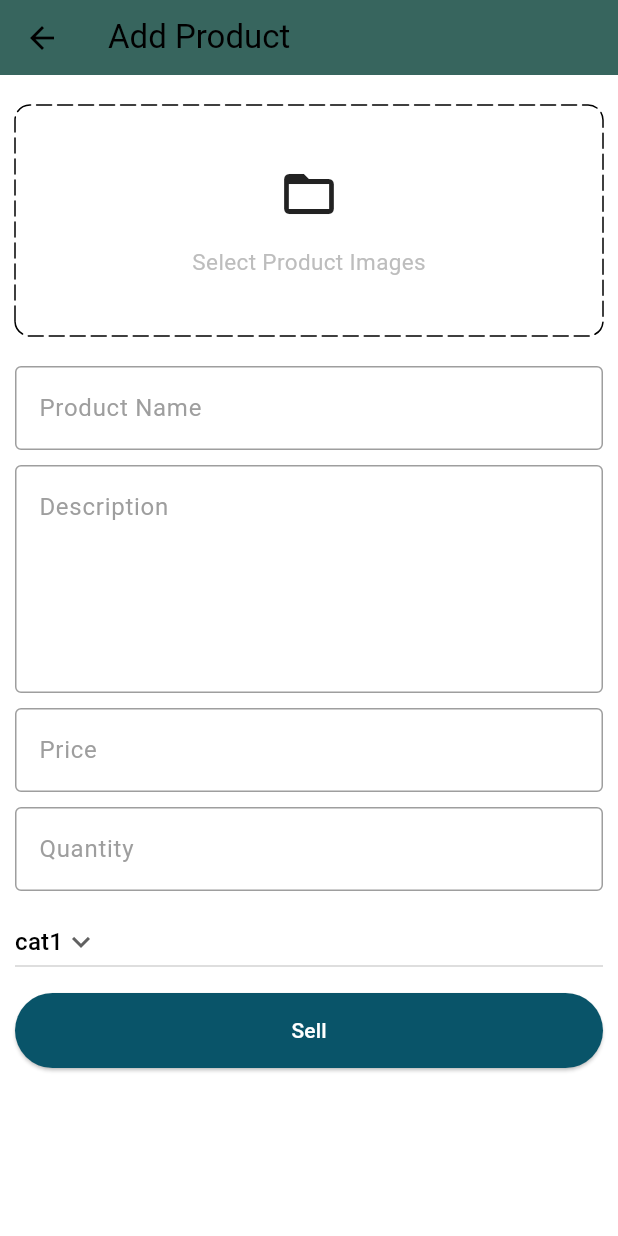
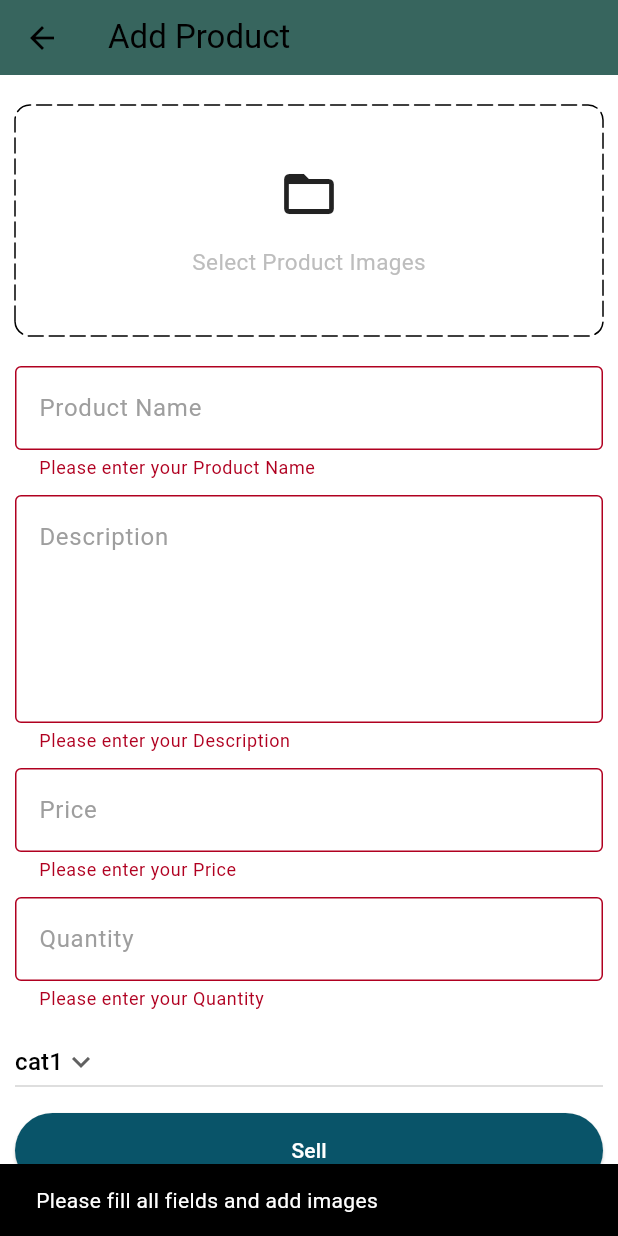
Before and after one commit to erlahoxha1/nukdi4, a Flutter app: the AddProductScreen screen opened by its route, after a tap on "Sell", on a phone screen of 412 x 824 dp. Run offline on Flutter 3.47's test engine with Material 3 defaults, Android fonts, the phone set to English and light mode, and no system bars; drawn by our look-alikes of dotted_border; our stand-ins replace badges, carousel_slider, file_picker, fl_chart, flutter_rating_bar, shared_preferences; missing offline and left inert: cloudinary_public, pay; accounts and stored records are empty.

```diff
--- a/lib/common/widgets/orders.dart
+++ b/lib/common/widgets/orders.dart
@@ -1,10 +1,11 @@
 import 'package:nukdi4/common/widgets/loader.dart';
 import 'package:nukdi4/constants/global_variables.dart';
 import 'package:nukdi4/features/account/services/account_services.dart';
-import 'package:nukdi4/features/account/widgets/single_product.dart';
+import 'package:nukdi4/common/widgets/single_product.dart';
 import 'package:nukdi4/features/order_details/screens/order_details.dart';
 import 'package:nukdi4/models/order.dart';
 import 'package:flutter/material.dart';
+
 
 class Orders extends StatefulWidget {
   const Orders({Key? key}) : super(key: key);
--- a/lib/constants/global_variables.dart
+++ b/lib/constants/global_variables.dart
@@ -1,6 +1,6 @@
 import 'package:flutter/material.dart';
 
-String uri = 'http://192.168.1.49:3000';
+String uri = 'http://172.20.10.3:3000';
 
 class GlobalVariables {
   // COLORS
--- a/lib/features/account/screens/account_screen.dart
+++ b/lib/features/account/screens/account_screen.dart
@@ -2,7 +2,7 @@ import 'package:flutter/material.dart';
 import 'package:nukdi4/common/widgets/orders.dart';
 import 'package:nukdi4/constants/global_variables.dart';
 import 'package:nukdi4/features/account/widgets/below_app_bar.dart';
-import 'package:nukdi4/features/account/widgets/top_bottoms.dart';
+import 'package:nukdi4/features/account/widgets/top_buttons.dart';
 
 class AccountScreen extends StatelessWidget {
   const AccountScreen({Key? key}) : super(key: key);
--- a/lib/features/account/services/account_services.dart
+++ b/lib/features/account/services/account_services.dart
@@ -4,7 +4,7 @@ import 'package:nukdi4/constants/global_variables.dart';
 import 'package:nukdi4/constants/utils.dart';
 import 'package:nukdi4/features/auth/screens/auth_screen.dart';
 import 'package:nukdi4/models/order.dart';
-import 'package:nukdi4/providers/user_provider.dart';
+import 'package:nukdi4/provider/user_provider.dart';
 import 'package:flutter/material.dart';
 import 'package:provider/provider.dart';
 import 'package:http/http.dart' as http;
--- a/lib/features/admin/screens/add_product_screen.dart
+++ b/lib/features/admin/screens/add_product_screen.dart
@@ -21,9 +21,9 @@ class _AddProductScreenState extends State<AddProductScreen> {
   final TextEditingController productNameController = TextEditingController();
   final TextEditingController descriptionController = TextEditingController();
   final TextEditingController priceController = TextEditingController();
-  final TextEditingController quanityController = TextEditingController();
+  final TextEditingController quantityController =
+      TextEditingController(); // ✅ fixed spelling
   final AdminServices adminServices = AdminServices();
-
 
   String category = 'cat1';
   List<File> images = [];
@@ -32,32 +32,31 @@ class _AddProductScreenState extends State<AddProductScreen> {
 
   @override
   void dispose() {
-    super.dispose();
     productNameController.dispose();
     descriptionController.dispose();
     priceController.dispose();
-    quanityController.dispose();
+    quantityController.dispose(); // ✅ fixed spelling
+    super.dispose();
   }
 
-  // ktu kategorit e gjerave qe shesim kujdes te global
   List<String> productCategories = ['cat1', 'cat2', 'cat3', 'cat4'];
-/*
+
   void sellProduct() {
-
-    if (_addProductFormKey.currentState!.validate() || images.isNotEmpty) {
+    if (_addProductFormKey.currentState!.validate() && images.isNotEmpty) {
       adminServices.sellProduct(
         context: context,
         name: productNameController.text,
         description: descriptionController.text,
         price: double.parse(priceController.text),
-        quantity: int.parse(quanityController.text),
+        quantity: double.parse(quantityController.text), // ✅ no more error
         category: category,
         images: images,
       );
+    } else {
+      showSnackBar(context, 'Please fill all fields and add images');
     }
+  }
 
-  }
-*/
   void selectImages() async {
     var res = await pickImages();
     setState(() {
@@ -153,7 +152,7 @@ class _AddProductScreenState extends State<AddProductScreen> {
                 CustomTextField(controller: priceController, hintText: 'Price'),
                 const SizedBox(height: 10),
                 CustomTextField(
-                  controller: quanityController,
+                  controller: quantityController,
                   hintText: 'Quantity ',
                 ),
                 const SizedBox(height: 10),
@@ -177,7 +176,10 @@ class _AddProductScreenState extends State<AddProductScreen> {
                   ),
                 ),
                 const SizedBox(height: 10),
-                CustomButton(text: 'Sell', onTap: (){}),
+                CustomButton(
+                  text: 'Sell',
+                  onTap: sellProduct, // ✅ works now
+                ),
               ],
             ),
           ),
--- a/lib/features/admin/screens/orders_screen.dart
+++ b/lib/features/admin/screens/orders_screen.dart
@@ -1,5 +1,5 @@
 import 'package:nukdi4/common/widgets/loader.dart';
-import 'package:nukdi4/features/account/widgets/single_product.dart';
+import 'package:nukdi4/common/widgets/single_product.dart';
 import 'package:nukdi4/features/admin/services/admin_services.dart';
 import 'package:nukdi4/features/order_details/screens/order_details.dart';
 import 'package:nukdi4/models/order.dart';
--- a/lib/router.dart
+++ b/lib/router.dart
@@ -1,6 +1,8 @@
+import 'package:flutter/material.dart';
 import 'package:nukdi4/common/widgets/bottom_bar.dart';
 import 'package:nukdi4/features/address/screens/address_screen.dart';
 import 'package:nukdi4/features/admin/screens/add_product_screen.dart';
+import 'package:nukdi4/features/admin/screens/admin_screen.dart'; // ✅ Added
 import 'package:nukdi4/features/auth/screens/auth_screen.dart';
 import 'package:nukdi4/features/home/screens/category_deals_screen.dart';
 import 'package:nukdi4/features/home/screens/home_screen.dart';
@@ -9,7 +11,6 @@ import 'package:nukdi4/features/product_details/screens/product_details_screen.d
 import 'package:nukdi4/features/search/screens/search_screen.dart';
 import 'package:nukdi4/models/order.dart';
 import 'package:nukdi4/models/product.dart';
-import 'package:flutter/material.dart';
 
 Route<dynamic> generateRoute(RouteSettings routeSettings) {
   switch (routeSettings.name) {
@@ -19,16 +20,24 @@ Route<dynamic> generateRoute(RouteSettings routeSettings) {
         builder: (_) => const AuthScreen(),
       );
 
+    case AdminScreen.routeName: // ✅ This is the route you were missing
+      return MaterialPageRoute(
+        settings: routeSettings,
+        builder: (_) => const AdminScreen(),
+      );
+
     case HomeScreen.routeName:
       return MaterialPageRoute(
         settings: routeSettings,
         builder: (_) => const HomeScreen(),
       );
+
     case BottomBar.routeName:
       return MaterialPageRoute(
         settings: routeSettings,
         builder: (_) => const BottomBar(),
       );
+
     case AddProductScreen.routeName:
       return MaterialPageRoute(
         settings: routeSettings,
@@ -39,50 +48,44 @@ Route<dynamic> generateRoute(RouteSettings routeSettings) {
       var category = routeSettings.arguments as String;
       return MaterialPageRoute(
         settings: routeSettings,
-        builder: (_) => CategoryDealsScreen(
-          category: category,
-        ),
+        builder: (_) => CategoryDealsScreen(category: category),
       );
+
     case SearchScreen.routeName:
       var searchQuery = routeSettings.arguments as String;
       return MaterialPageRoute(
         settings: routeSettings,
-        builder: (_) => SearchScreen(
-          searchQuery: searchQuery,
-        ),
+        builder: (_) => SearchScreen(searchQuery: searchQuery),
       );
+
     case ProductDetailScreen.routeName:
       var product = routeSettings.arguments as Product;
       return MaterialPageRoute(
         settings: routeSettings,
-        builder: (_) => ProductDetailScreen(
-          product: product,
-        ),
+        builder: (_) => ProductDetailScreen(product: product),
       );
+
     case AddressScreen.routeName:
       var totalAmount = routeSettings.arguments as String;
       return MaterialPageRoute(
         settings: routeSettings,
-        builder: (_) => AddressScreen(
-          totalAmount: totalAmount,
-        ),
+        builder: (_) => AddressScreen(totalAmount: totalAmount),
       );
+
     case OrderDetailScreen.routeName:
       var order = routeSettings.arguments as Order;
       return MaterialPageRoute(
         settings: routeSettings,
-        builder: (_) => OrderDetailScreen(
-          order: order,
-        ),
+        builder: (_) => OrderDetailScreen(order: order),
       );
+
     default:
       return MaterialPageRoute(
         settings: routeSettings,
-        builder: (_) => const Scaffold(
-          body: Center(
-            child: Text('Screen does not exist!'),
-          ),
-        ),
+        builder:
+            (_) => const Scaffold(
+              body: Center(child: Text('Screen does not exist!')),
+            ),
       );
   }
 }
--- a/pubspec.yaml
+++ b/pubspec.yaml
@@ -45,6 +45,8 @@ dependencies:
   flutter_rating_bar: ^4.0.1
   intl: ^0.19.0
   pay: ^1.1.0
+  fl_chart: ^1.0.0
+
 
 dev_dependencies:
   flutter_test:
```
Also changed, not shown: lib/features/admin/screens/analtyics_screen.dart (+7 -11 lines), lib/features/admin/widgets/category_products_chart.dart (+47 -6 lines), lib/features/auth/services/auth_service.dart (+22 -17 lines), lib/features/home/widgets/deal_of_day.dart (+18 -8 lines), pubspec.lock, 2 other files.
